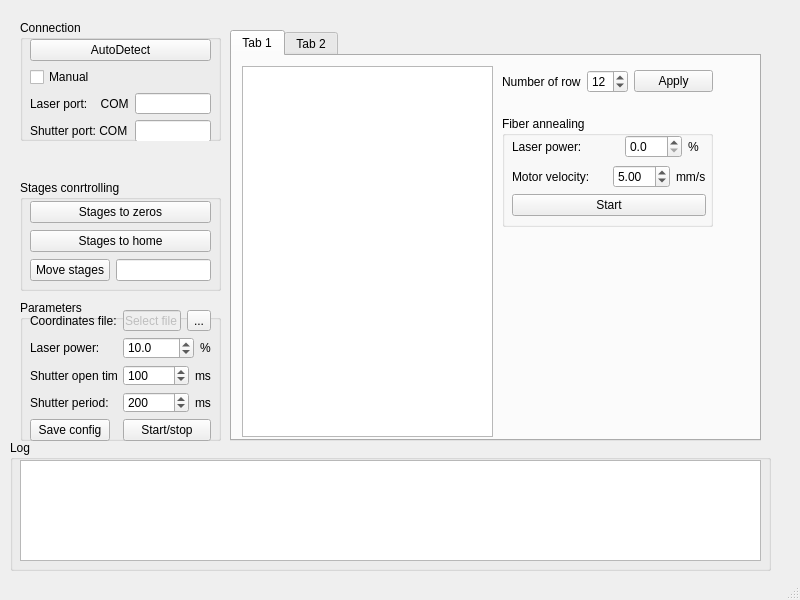
al509/LabSoft, file ui/MainWindow.ui: the form before one commit.
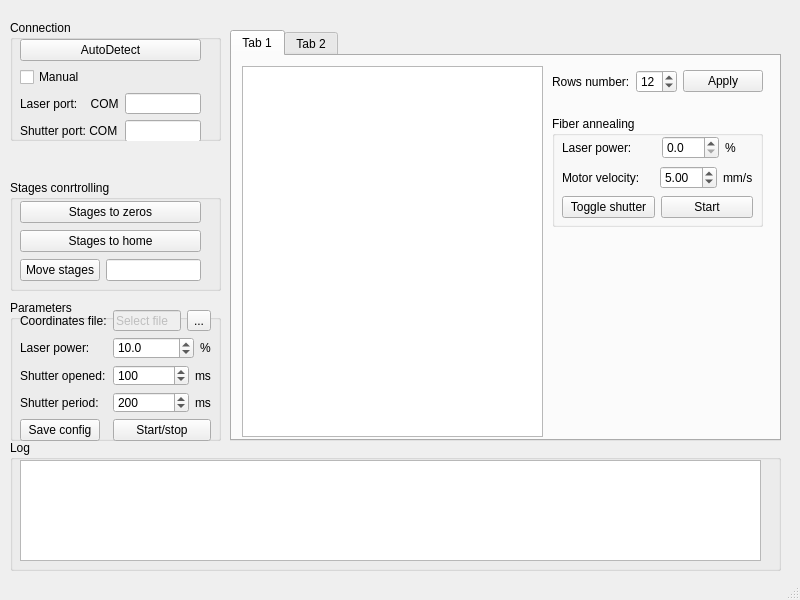
The form after the commit.

Diff of the .ui file:
```diff
--- a/ui/MainWindow.ui
+++ b/ui/MainWindow.ui
@@ -17,9 +17,9 @@
    <widget class="QGroupBox" name="ConnectionBox">
     <property name="geometry">
      <rect>
-      <x>20</x>
+      <x>10</x>
       <y>20</y>
-      <width>201</width>
+      <width>211</width>
       <height>121</height>
      </rect>
     </property>
@@ -109,7 +109,7 @@
      <rect>
       <x>10</x>
       <y>440</y>
-      <width>761</width>
+      <width>771</width>
       <height>131</height>
      </rect>
     </property>
@@ -130,9 +130,9 @@
    <widget class="QGroupBox" name="ParametersBox">
     <property name="geometry">
      <rect>
-      <x>20</x>
+      <x>10</x>
       <y>300</y>
-      <width>201</width>
+      <width>211</width>
       <height>141</height>
      </rect>
     </property>
@@ -144,7 +144,7 @@
       <rect>
        <x>10</x>
        <y>10</y>
-       <width>181</width>
+       <width>191</width>
        <height>131</height>
       </rect>
      </property>
@@ -231,7 +231,7 @@
       <item row="2" column="0">
        <widget class="QLabel" name="openTimeLabel">
         <property name="text">
-         <string>Shutter open time:</string>
+         <string>Shutter opened:</string>
         </property>
        </widget>
       </item>
@@ -318,7 +318,7 @@
      <rect>
       <x>230</x>
       <y>30</y>
-      <width>531</width>
+      <width>551</width>
       <height>411</height>
      </rect>
     </property>
@@ -334,7 +334,7 @@
        <rect>
         <x>10</x>
         <y>10</y>
-        <width>251</width>
+        <width>301</width>
         <height>371</height>
        </rect>
       </property>
@@ -342,7 +342,7 @@
      <widget class="QWidget" name="horizontalLayoutWidget">
       <property name="geometry">
        <rect>
-        <x>270</x>
+        <x>320</x>
         <y>10</y>
         <width>211</width>
         <height>31</height>
@@ -352,7 +352,7 @@
        <item>
         <widget class="QLabel" name="rowNumberLabel">
          <property name="text">
-          <string>Number of rows:</string>
+          <string>Rows number:</string>
          </property>
         </widget>
        </item>
@@ -375,7 +375,7 @@
      <widget class="QGroupBox" name="annealBox">
       <property name="geometry">
        <rect>
-        <x>270</x>
+        <x>320</x>
         <y>60</y>
         <width>211</width>
         <height>111</height>
@@ -389,8 +389,8 @@
         <rect>
          <x>10</x>
          <y>19</y>
-         <width>194</width>
-         <height>81</height>
+         <width>191</width>
+         <height>83</height>
         </rect>
        </property>
        <layout class="QVBoxLayout" name="annealLayout">
@@ -422,7 +422,7 @@
              <enum>Qt::LeftToRight</enum>
             </property>
             <property name="text">
-             <string>%  </string>
+             <string>%     </string>
             </property>
             <property name="textFormat">
              <enum>Qt::AutoText</enum>
@@ -460,11 +460,22 @@
          </layout>
         </item>
         <item>
-         <widget class="QPushButton" name="startAnnealButton">
-          <property name="text">
-           <string>Start</string>
-          </property>
-         </widget>
+         <layout class="QHBoxLayout" name="horizontalLayout_2">
+          <item>
+           <widget class="QPushButton" name="toggleShutterButton">
+            <property name="text">
+             <string>Toggle shutter</string>
+            </property>
+           </widget>
+          </item>
+          <item>
+           <widget class="QPushButton" name="startAnnealButton">
+            <property name="text">
+             <string>Start</string>
+            </property>
+           </widget>
+          </item>
+         </layout>
         </item>
        </layout>
       </widget>
@@ -492,9 +503,9 @@
    <widget class="QGroupBox" name="StagesConrtolBox">
     <property name="geometry">
      <rect>
-      <x>20</x>
+      <x>10</x>
       <y>180</y>
-      <width>201</width>
+      <width>211</width>
       <height>111</height>
      </rect>
     </property>
```
Left out of the diff: 2 changed lines with no effect on the pictures.
